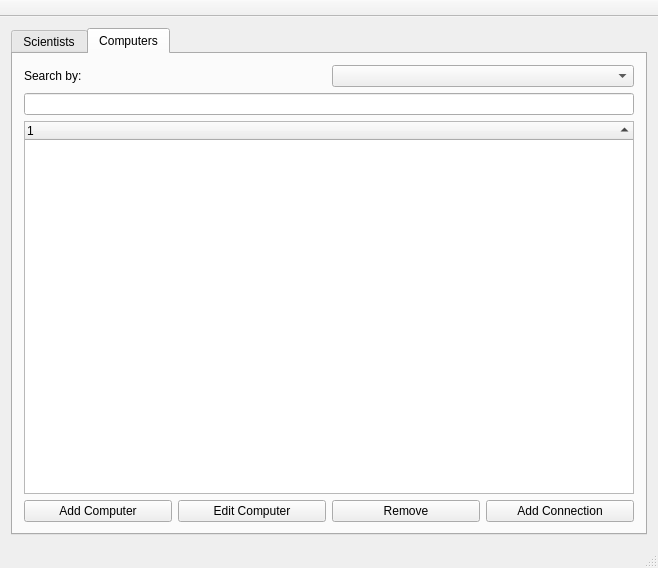
Before: the Qt Designer form vika3/mainwindow.ui in thordis15/Verklegt3, drawn with Qt 5.
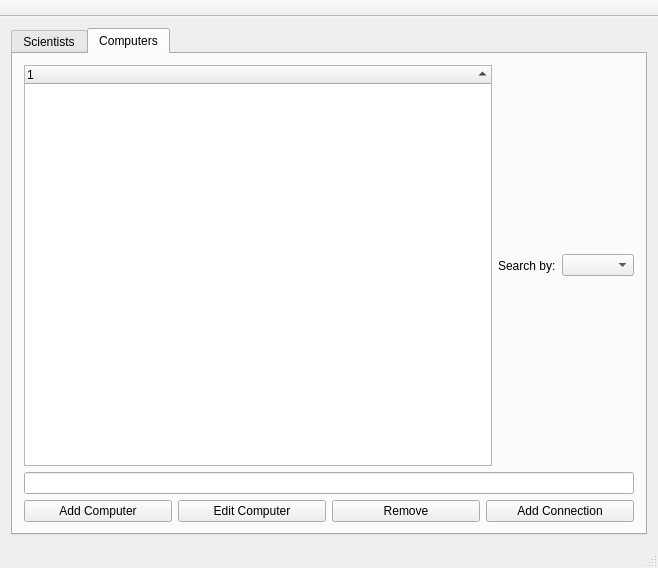
After: the same form once the commit is applied.

```diff
--- a/vika3/mainwindow.ui
+++ b/vika3/mainwindow.ui
@@ -108,6 +108,21 @@
          <layout class="QVBoxLayout" name="verticalLayout">
           <item>
            <layout class="QHBoxLayout" name="horizontalLayout_2">
+            <item>
+             <widget class="QTreeWidget" name="treeWidget_comp">
+              <property name="alternatingRowColors">
+               <bool>true</bool>
+              </property>
+              <property name="sortingEnabled">
+               <bool>true</bool>
+              </property>
+              <column>
+               <property name="text">
+                <string notr="true">1</string>
+               </property>
+              </column>
+             </widget>
+            </item>
             <item>
              <widget class="QLabel" name="label_searchComp">
               <property name="text">
@@ -123,21 +138,6 @@
           <item>
            <widget class="QLineEdit" name="lineEdit_searchComp"/>
           </item>
-          <item>
-           <widget class="QTreeWidget" name="treeWidget_comp">
-            <property name="alternatingRowColors">
-             <bool>true</bool>
-            </property>
-            <property name="sortingEnabled">
-             <bool>true</bool>
-            </property>
-            <column>
-             <property name="text">
-              <string notr="true">1</string>
-             </property>
-            </column>
-           </widget>
-          </item>
           <item>
            <layout class="QHBoxLayout" name="horizontalLayout">
             <item>
```
Left out of the diff: 2 changed lines with no effect on the pictures.
